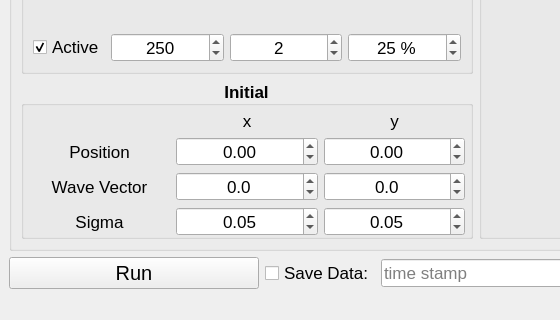
Before: the Qt Designer form dirac/gui/mainwindow/mainwindow.ui in brands-d/Dirac, drawn with Qt 5; both pictures show x 0 to 560 and y 285 to 605 of the 951 by 605 pixel window.
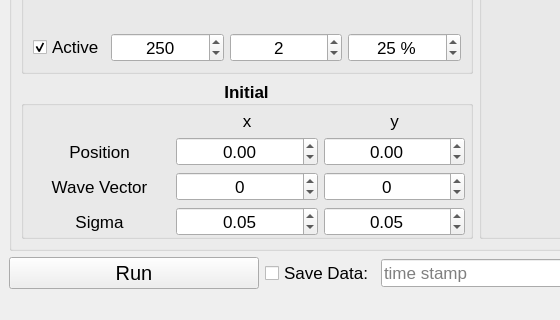
After: the same form once the commit is applied.

```diff
--- a/dirac/gui/mainwindow/mainwindow.ui
+++ b/dirac/gui/mainwindow/mainwindow.ui
@@ -384,7 +384,7 @@
                <bool>false</bool>
               </property>
               <property name="decimals">
-               <number>1</number>
+               <number>0</number>
               </property>
               <property name="minimum">
                <double>-9999.000000000000000</double>
@@ -501,7 +501,7 @@
                <bool>false</bool>
               </property>
               <property name="decimals">
-               <number>1</number>
+               <number>0</number>
               </property>
               <property name="minimum">
                <double>-9999.000000000000000</double>
```
Left out of the diff: 4 changed lines with no effect on the pictures.
